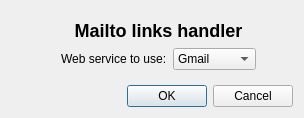
The window that MailHandle/mailhandle_settings.ui (QupZilla/qupzilla-plugins) describes before a commit, drawn with Qt 5.
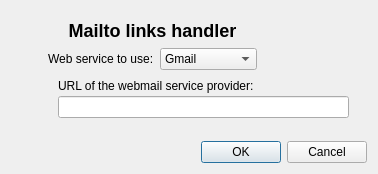
The same window after the commit. Icons and pictures are not drawn.

Diff of the .ui file:
```diff
--- a/MailHandle/mailhandle_settings.ui
+++ b/MailHandle/mailhandle_settings.ui
@@ -6,8 +6,8 @@
    <rect>
     <x>0</x>
     <y>0</y>
-    <width>304</width>
-    <height>118</height>
+    <width>378</width>
+    <height>174</height>
    </rect>
   </property>
   <property name="windowTitle">
@@ -164,6 +164,55 @@
             <normaloff>:/mailhandle/data/tonline.png</normaloff>:/mailhandle/data/tonline.png</iconset>
           </property>
          </item>
+         <item>
+          <property name="text">
+           <string>RoundCube</string>
+          </property>
+          <property name="icon">
+           <iconset resource="mailhandle_res.qrc">
+            <normaloff>:/mailhandle/data/roundcube.png</normaloff>:/mailhandle/data/roundcube.png</iconset>
+          </property>
+         </item>
+        </widget>
+       </item>
+       <item row="2" column="2" colspan="3" alignment="Qt::AlignVCenter">
+        <widget class="QFrame" name="webservicepath">
+         <property name="minimumSize">
+          <size>
+           <width>310</width>
+           <height>50</height>
+          </size>
+         </property>
+         <property name="toolTip">
+          <string>Enter URL of your webmail service provider. For example:
+https://somewebsite/roundcube</string>
+         </property>
+         <widget class="QLineEdit" name="mhwspath">
+          <property name="geometry">
+           <rect>
+            <x>10</x>
+            <y>20</y>
+            <width>291</width>
+            <height>22</height>
+           </rect>
+          </property>
+          <property name="text">
+           <string notr="true"/>
+          </property>
+         </widget>
+         <widget class="QLabel" name="label_4">
+          <property name="geometry">
+           <rect>
+            <x>10</x>
+            <y>0</y>
+            <width>271</width>
+            <height>20</height>
+           </rect>
+          </property>
+          <property name="text">
+           <string>URL of the webmail service provider:</string>
+          </property>
+         </widget>
         </widget>
        </item>
       </layout>
```
